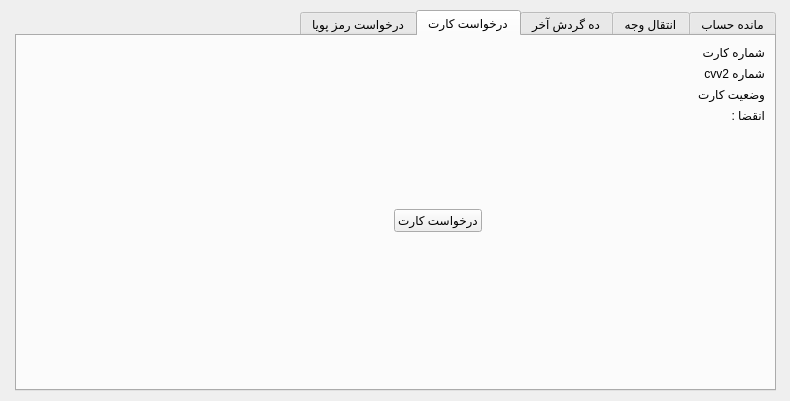
Above: accountdialog.ui from iliya-slpr/ap_project before the change. Below: the same form after it.
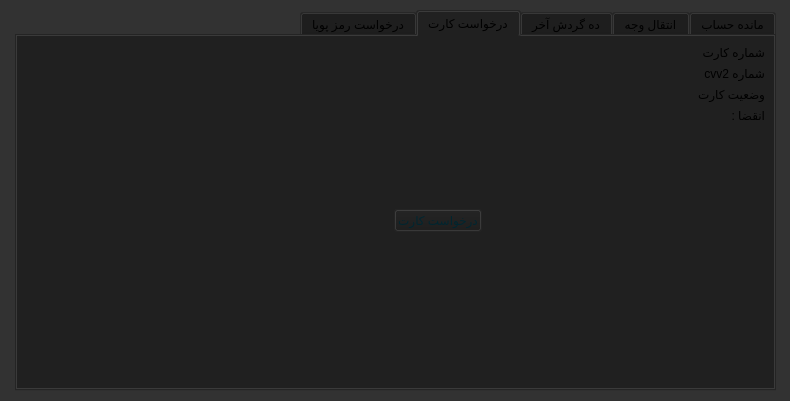
That is the form after the change. The open tabs and pages were chosen to show the change.

Diff of the .ui file:
```diff
--- a/accountdialog.ui
+++ b/accountdialog.ui
@@ -10,6 +10,178 @@
     <height>401</height>
    </rect>
   </property>
+  <property name="palette">
+   <palette>
+    <active>
+     <colorrole role="Button">
+      <brush brushstyle="SolidPattern">
+       <color alpha="255">
+        <red>25</red>
+        <green>25</green>
+        <blue>25</blue>
+       </color>
+      </brush>
+     </colorrole>
+     <colorrole role="Text">
+      <brush brushstyle="SolidPattern">
+       <color alpha="255">
+        <red>0</red>
+        <green>177</green>
+        <blue>231</blue>
+       </color>
+      </brush>
+     </colorrole>
+     <colorrole role="ButtonText">
+      <brush brushstyle="SolidPattern">
+       <color alpha="255">
+        <red>0</red>
+        <green>37</green>
+        <blue>47</blue>
+       </color>
+      </brush>
+     </colorrole>
+     <colorrole role="Base">
+      <brush brushstyle="SolidPattern">
+       <color alpha="255">
+        <red>57</red>
+        <green>57</green>
+        <blue>57</blue>
+       </color>
+      </brush>
+     </colorrole>
+     <colorrole role="Window">
+      <brush brushstyle="SolidPattern">
+       <color alpha="255">
+        <red>50</red>
+        <green>50</green>
+        <blue>50</blue>
+       </color>
+      </brush>
+     </colorrole>
+     <colorrole role="PlaceholderText">
+      <brush brushstyle="SolidPattern">
+       <color alpha="128">
+        <red>0</red>
+        <green>177</green>
+        <blue>231</blue>
+       </color>
+      </brush>
+     </colorrole>
+    </active>
+    <inactive>
+     <colorrole role="Button">
+      <brush brushstyle="SolidPattern">
+       <color alpha="255">
+        <red>25</red>
+        <green>25</green>
+        <blue>25</blue>
+       </color>
+      </brush>
+     </colorrole>
+     <colorrole role="Text">
+      <brush brushstyle="SolidPattern">
+       <color alpha="255">
+        <red>0</red>
+        <green>177</green>
+        <blue>231</blue>
+       </color>
+      </brush>
+     </colorrole>
+     <colorrole role="ButtonText">
+      <brush brushstyle="SolidPattern">
+       <color alpha="255">
+        <red>0</red>
+        <green>37</green>
+        <blue>47</blue>
+       </color>
+      </brush>
+     </colorrole>
+     <colorrole role="Base">
+      <brush brushstyle="SolidPattern">
+       <color alpha="255">
+        <red>57</red>
+        <green>57</green>
+        <blue>57</blue>
+       </color>
+      </brush>
+     </colorrole>
+     <colorrole role="Window">
+      <brush brushstyle="SolidPattern">
+       <color alpha="255">
+        <red>50</red>
+        <green>50</green>
+        <blue>50</blue>
+       </color>
+      </brush>
+     </colorrole>
+     <colorrole role="PlaceholderText">
+      <brush brushstyle="SolidPattern">
+       <color alpha="128">
+        <red>0</red>
+        <green>177</green>
+        <blue>231</blue>
+       </color>
+      </brush>
+     </colorrole>
+    </inactive>
+    <disabled>
+     <colorrole role="Button">
+      <brush brushstyle="SolidPattern">
+       <color alpha="255">
+        <red>25</red>
+        <green>25</green>
+        <blue>25</blue>
+       </color>
+      </brush>
+     </colorrole>
+     <colorrole role="Text">
+      <brush brushstyle="SolidPattern">
+       <color alpha="127">
+        <red>255</red>
+        <green>255</green>
+        <blue>255</blue>
+       </color>
+      </brush>
+     </colorrole>
+     <colorrole role="ButtonText">
+      <brush brushstyle="SolidPattern">
+       <color alpha="127">
+        <red>255</red>
+        <green>255</green>
+        <blue>255</blue>
+       </color>
+      </brush>
+     </colorrole>
+     <colorrole role="Base">
+      <brush brushstyle="SolidPattern">
+       <color alpha="255">
+        <red>50</red>
+        <green>50</green>
+        <blue>50</blue>
+       </color>
+      </brush>
+     </colorrole>
+     <colorrole role="Window">
+      <brush brushstyle="SolidPattern">
+       <color alpha="255">
+        <red>50</red>
+        <green>50</green>
+        <blue>50</blue>
+       </color>
+      </brush>
+     </colorrole>
+     <colorrole role="PlaceholderText">
+      <brush brushstyle="SolidPattern">
+       <color alpha="128">
+        <red>231</red>
+        <green>231</green>
+        <blue>231</blue>
+       </color>
+      </brush>
+     </colorrole>
+    </disabled>
+   </palette>
+  </property>
   <property name="windowTitle">
    <string>Dialog</string>
   </property>
```
Left out of the diff: 2 changed lines with no effect on the pictures.
